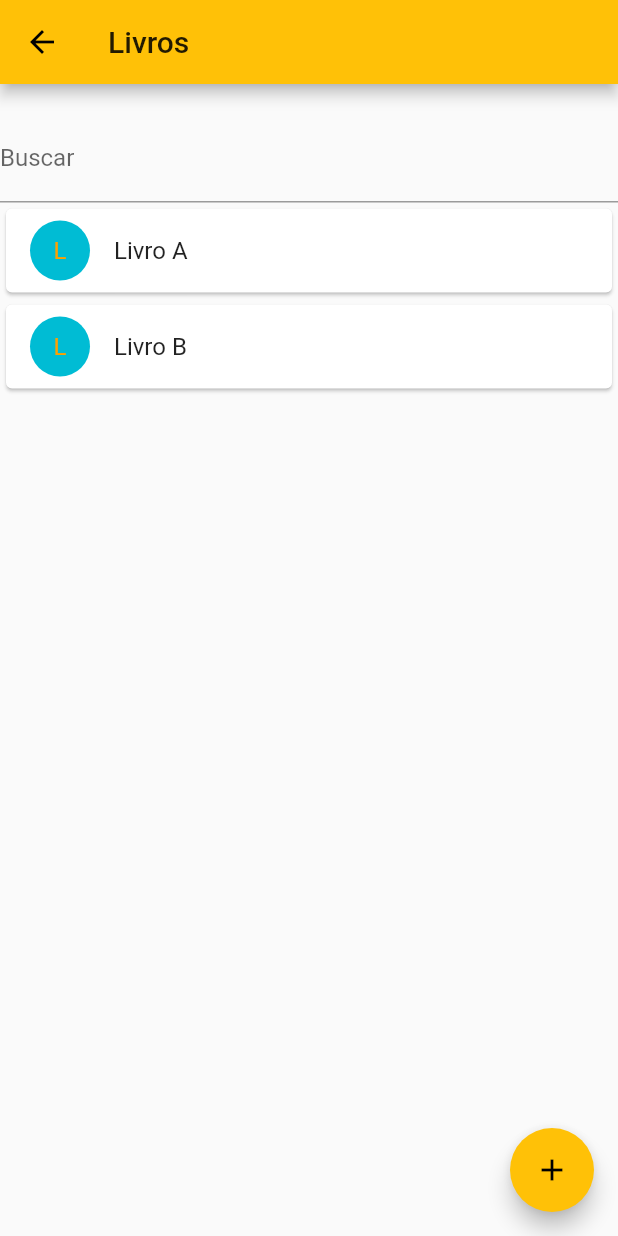
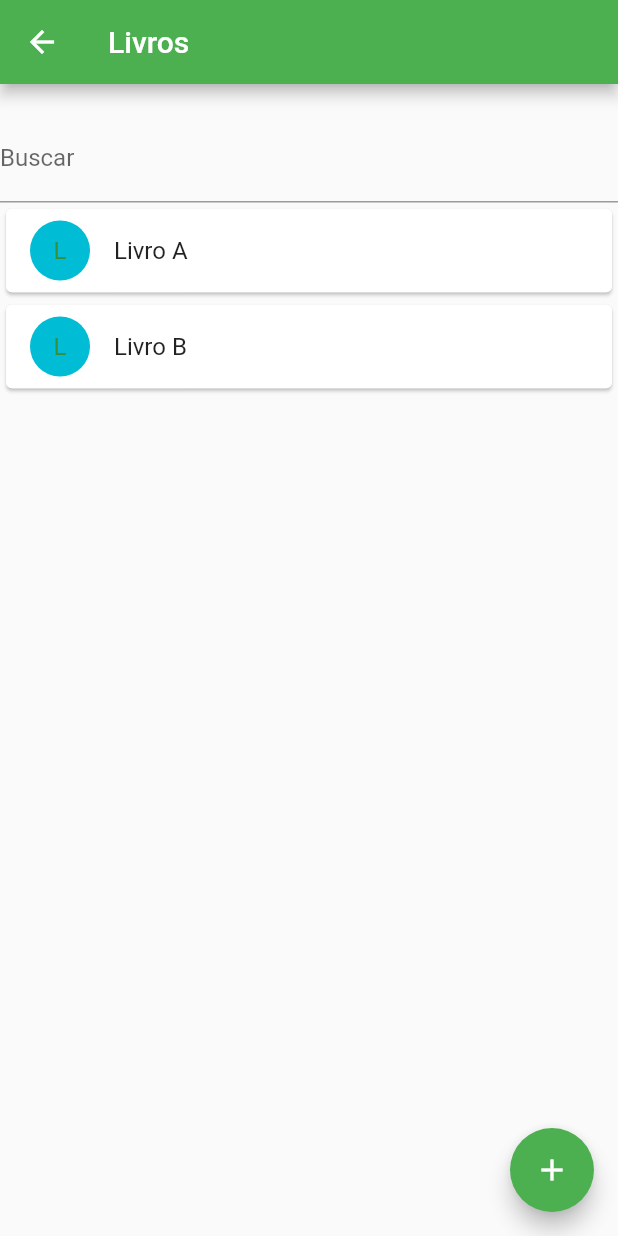
Before and after one commit to alfreitas/livraria, a Flutter app: the screen it shows after launch, in the side drawer, after a tap on "Livros", on a phone screen of 412 x 824 dp. Run offline on Flutter 3.47's test engine with Material 2 defaults, Android fonts, the phone set to English and light mode, and no system bars; our stand-ins replace badges; missing offline and left inert: onesignal_flutter.

Commit message:
continuação do projeto

```diff
--- a/livraria/lib/main.dart
+++ b/livraria/lib/main.dart
@@ -1,13 +1,9 @@
+import 'package:badges/badges.dart';
 import 'package:flutter/foundation.dart';
 import 'package:flutter/material.dart';
-import 'package:livraria/models/filtroModel.dart';
-import 'package:livraria/models/genero.dart';
+import 'package:livraria/paginas/bloc/home_bloc.dart';
 import 'package:livraria/paginas/paginaCadastro.dart';
 import 'package:livraria/util/Navegador.dart';
-import 'package:livraria/widgets/itemLista.dart';
-import 'package:livraria/widgets/listaComFiltro.dart';
-
-import 'models/livro.dart';
 
 void main() => runApp(MyApp());
 
@@ -15,9 +11,10 @@ class MyApp extends StatelessWidget {
   @override
   Widget build(BuildContext context) {
     return MaterialApp(
+      debugShowCheckedModeBanner: false,
       title: 'Flutter Demo',
       theme: ThemeData(
-        primarySwatch: Colors.amber,
+        primarySwatch: Colors.green,
       ),
       home: HomePage(),
       routes: <String, WidgetBuilder>{
@@ -28,22 +25,38 @@ class MyApp extends StatelessWidget {
 }
 
 class HomePage extends StatefulWidget {
-
   HomePage() {
-   // items = [];
+    // items = [];
   }
   @override
   _HomePageState createState() => _HomePageState();
 }
 
 class _HomePageState extends State<HomePage> {
+  var bloc = BlocHome();
 
+  @override
+  void initState() {
+    bloc.initOneSignal();
+    super.initState();
+  }
 
   @override
   Widget build(BuildContext context) {
     return Scaffold(
         appBar: new AppBar(
           title: new Text("Primeiro App"),
+          actions: <Widget>[
+            Badge(
+              badgeColor: Colors.redAccent,
+              shape: BadgeShape.circle,
+              borderRadius:40,
+              toAnimate: false,
+              badgeContent: Text('3'),
+              child: Icon(Icons.notifications),
+              position: BadgePosition.topRight(),
+            )
+          ],
           elevation:
               defaultTargetPlatform == TargetPlatform.android ? 5.0 : 0.0,
         ),
@@ -60,7 +73,7 @@ class _HomePageState extends State<HomePage> {
               title: new Text("Livros"),
               trailing: new Icon(Icons.book),
               onTap: () {
-                Navegador.irPara(context,new PaginaCadastro(),true);
+                Navegador.irPara(context, new PaginaCadastro(), true);
               },
             ),
             new Divider(),
@@ -75,6 +88,6 @@ class _HomePageState extends State<HomePage> {
             )
           ],
         )),
-        body: new Text("Bem Vindo") );
+        body: new Text("Bem Vindo"));
   }
 }
--- /dev/null
+++ b/livraria/lib/paginas/bloc/home_bloc.dart
@@ -0,0 +1,13 @@
+import 'package:onesignal_flutter/onesignal_flutter.dart';
+
+class BlocHome{
+
+  void initOneSignal(){
+    OneSignal.shared.init("45cf2b40-cd90-433e-abe4-b85e4042d60d");
+    OneSignal.shared.setInFocusDisplayType(OSNotificationDisplayType.notification);
+    OneSignal.shared.setNotificationReceivedHandler((OSNotification notification) {
+	    var x = notification.appInFocus;
+  });
+  }
+
+}
--- a/livraria/pubspec.yaml
+++ b/livraria/pubspec.yaml
@@ -23,6 +23,8 @@ dependencies:
   # The following adds the Cupertino Icons font to your application.
   # Use with the CupertinoIcons class for iOS style icons.
   cupertino_icons: ^0.1.2
+  onesignal_flutter: any
+  badges: ^1.1.1
 
 dev_dependencies:
   flutter_test:
```
Also changed, not shown: livraria/lib/paginas/editarLivro.dart (+15 -2 lines), livraria/pubspec.lock, 2 other files.
